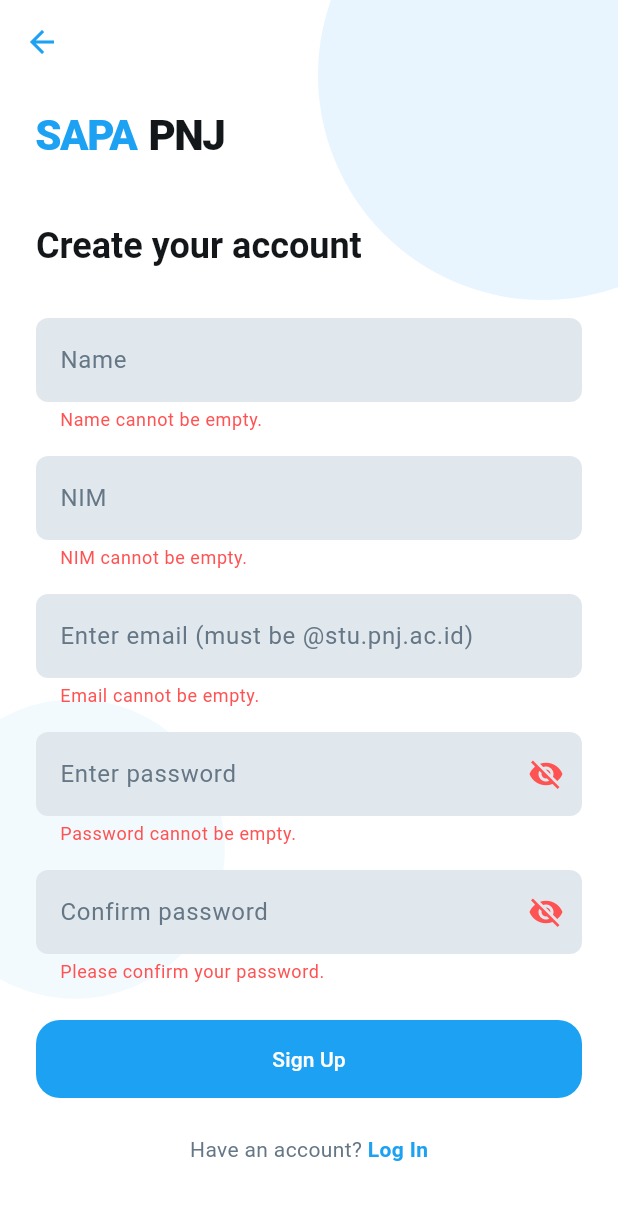
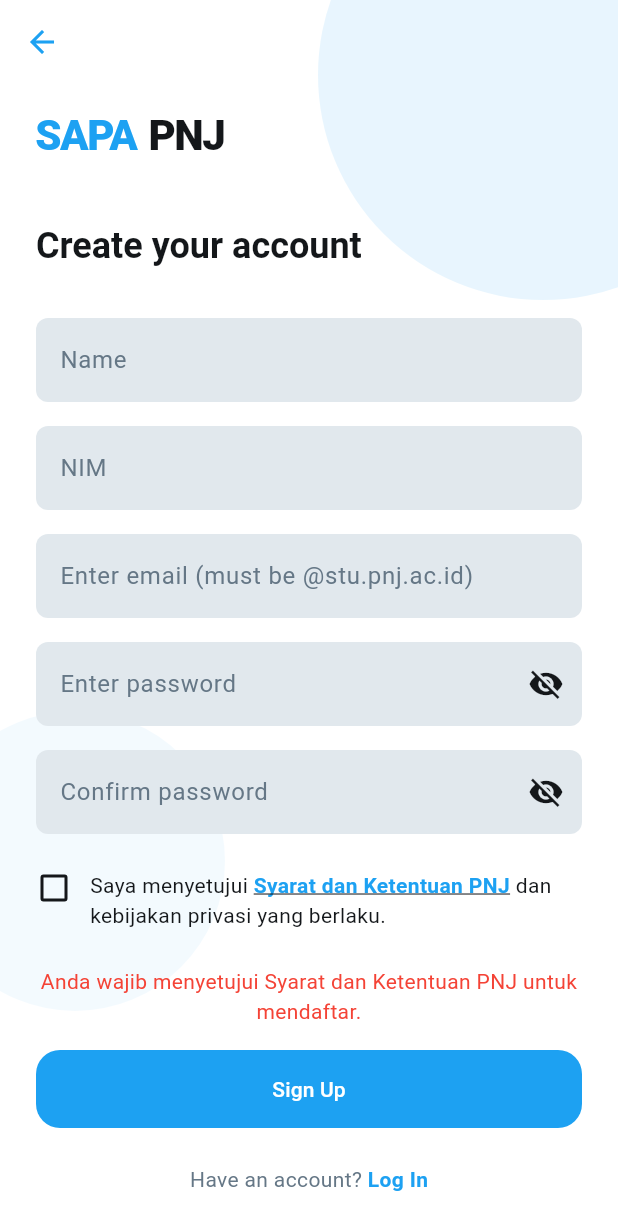
Before and after one commit to blankony/myfirebaseflutterapp, a Flutter app: the RegisterPage screen opened directly, after a tap on "Sign Up", on a phone screen of 412 x 824 dp. Shown: the top 1230 px of the screen. Run offline on Flutter 3.47's test engine with Material 3 defaults, Android fonts, the phone set to English and light mode, and no system bars; our stand-ins replace cached_network_image, cloud_firestore, firebase_auth, firebase_core, flutter_cache_manager, flutter_colorpicker and 15 more; missing offline and left inert: badword_guard, video_compress; accounts and stored records are empty.

Commit message:
Add must accept PNJ Rules before account registration

```diff
--- a/lib/screens/register_page.dart
+++ b/lib/screens/register_page.dart
@@ -1,12 +1,16 @@
-// ignore_for_file: prefer_const_constructors
+// ignore_for_file: prefer_const_constructors, use_build_context_synchronously
+import 'dart:io';
+import 'package:flutter/gestures.dart';
 import 'package:flutter/material.dart';
 import 'package:firebase_auth/firebase_auth.dart';
 import 'package:cloud_firestore/cloud_firestore.dart';
 import 'package:flutter/services.dart';
+import 'package:path_provider/path_provider.dart';
+import 'package:open_filex/open_filex.dart'; // IMPORT DIPERBAIKI (GANTI KE OPEN_FILEX)
 import '../main.dart';
 import 'login_page.dart';
 import 'setup/setup_profile_screen.dart';
-import '../services/app_localizations.dart'; // IMPORT SERVICE LOCALIZATION
+import '../services/app_localizations.dart';
 
 final FirebaseAuth _auth = FirebaseAuth.instance;
 final FirebaseFirestore _firestore = FirebaseFirestore.instance;
@@ -37,6 +41,8 @@
   bool _isConfirmPasswordObscured = true;
   bool _isLoading = false;
 
+  bool _isAgreed = false;
+
   Route _createSlideUpRoute(Widget page) {
     return PageRouteBuilder(
       pageBuilder: (context, animation, secondaryAnimation) => page,
@@ -50,8 +56,48 @@
     );
   }
 
+  // FUNGSI UNTUK MEMBUKA PDF DARI ASSETS
+  Future<void> _openTermsAndConditions() async {
+    try {
+      // 1. Load file dari assets
+      final ByteData data = await rootBundle.load('documents/syarat_dan_ketentuan.pdf');
+      final Uint8List bytes = data.buffer.asUint8List();
+
+      // 2. Dapatkan direktori temporary
+      final Directory tempDir = await getTemporaryDirectory();
+      final File file = File('${tempDir.path}/syarat_dan_ketentuan.pdf');
+
+      // 3. Tulis file ke storage lokal sementara
+      await file.writeAsBytes(bytes, flush: true);
+
+      // 4. Buka file menggunakan OpenFilex
+      // PERBAIKAN: Menggunakan 'OpenFilex'
+      final result = await OpenFilex.open(file.path);
+
+      if (result.type != ResultType.done) {
+        ScaffoldMessenger.of(context).showSnackBar(
+          SnackBar(content: Text('Tidak dapat membuka dokumen: ${result.message}')),
+        );
+      }
+    } catch (e) {
+      debugPrint('Error opening PDF: $e');
+      ScaffoldMessenger.of(context).showSnackBar(
+        SnackBar(content: Text('Gagal memuat dokumen Syarat dan Ketentuan.')),
+      );
+    }
+  }
+
   Future<void> _signUp() async {
      setState(() { _errorMessage = ''; _isLoading = true; });
+
+    // VALIDASI PERSETUJUAN
+    if (!_isAgreed) {
+      setState(() {
+        _isLoading = false;
+        _errorMessage = 'Anda wajib menyetujui Syarat dan Ketentuan PNJ untuk mendaftar.';
+      });
+      return;
+    }
 
     if (!_formKey.currentState!.validate()) {
       setState(() { _isLoading = false; });
@@ -74,7 +120,6 @@
 
         if (nimQuery.docs.isNotEmpty) {
           await userCredential.user!.delete();
-          // Error ini mungkin spesifik API, tapi kita bisa bungkus jika perlu
           throw FirebaseAuthException(
             code: 'nim-already-in-use',
             message: 'The NIM $nim is already registered.'
@@ -90,6 +135,8 @@
           'createdAt': FieldValue.serverTimestamp(),
           'following': [],
           'followers': [],
+          'agreedToTerms': true,
+          'agreedAt': FieldValue.serverTimestamp(),
         });
 
         if (mounted) {
@@ -108,10 +155,9 @@
     }
   }
 
-  // --- VALIDATORS (Updated with Localization) ---
+  // --- VALIDATORS ---
 
   String? _validateName(String? value) {
-    // Kita panggil AppLocalizations.of(context) di dalam sini
     var t = AppLocalizations.of(context)!;
     if (value == null || value.trim().isEmpty) return t.translate('val_name_empty');
     return null;
@@ -182,7 +228,6 @@
     final theme = Theme.of(context);
     final isDarkMode = theme.brightness == Brightness.dark;
 
-    // Inisialisasi localization helper
     var t = AppLocalizations.of(context)!;
 
     return Scaffold(
@@ -349,6 +394,58 @@
                       ),
                       SizedBox(height: 24),
 
+                      // --- TERMS AND CONDITIONS CHECKBOX ---
+                      Row(
+                        crossAxisAlignment: CrossAxisAlignment.start,
+                        children: [
+                          SizedBox(
+                            height: 24,
+                            width: 24,
+                            child: Checkbox(
+                              value: _isAgreed,
+                              activeColor: TwitterTheme.blue,
+                              onChanged: (bool? value) {
+                                setState(() {
+                                  _isAgreed = value ?? false;
+                                  if (_isAgreed) _errorMessage = ''; // Clear error if checked
+                                });
+                              },
+                            ),
+                          ),
+                          SizedBox(width: 12),
+                          Expanded(
+                            child: RichText(
+                              text: TextSpan(
+                                style: theme.textTheme.bodyMedium?.copyWith(
+                                  height: 1.4,
+                                ),
+                                children: [
+                                  TextSpan(
+                                    text: 'Saya menyetujui ',
+                                    style: TextStyle(color: theme.textTheme.bodyMedium?.color),
+                                  ),
+                                  TextSpan(
+                                    text: 'Syarat dan Ketentuan PNJ',
+                                    style: TextStyle(
+                                      color: TwitterTheme.blue,
+                                      fontWeight: FontWeight.bold,
+                                      decoration: TextDecoration.underline,
+                                    ),
+                                    recognizer: TapGestureRecognizer()
+                                      ..onTap = _openTermsAndConditions,
+                                  ),
+                                  TextSpan(
+                                    text: ' dan kebijakan privasi yang berlaku.',
+                                    style: TextStyle(color: theme.textTheme.bodyMedium?.color),
+                                  ),
+                                ],
+                              ),
+                            ),
+                          ),
+                        ],
+                      ),
+                      SizedBox(height: 24),
+
                        if (_errorMessage.isNotEmpty)
                         Padding(
                           padding: const EdgeInsets.only(bottom: 16),
--- a/pubspec.yaml
+++ b/pubspec.yaml
@@ -64,6 +64,7 @@
   visual_detector_ai: ^1.0.0
   webview_flutter: ^4.13.0
   flutter_colorpicker: ^1.1.0
+  open_filex: ^4.3.2
 
 
 dev_dependencies:
```
Also changed, not shown: pubspec.lock.
